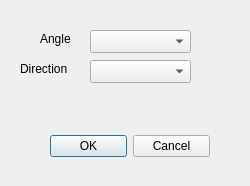
This is Experimental/VaporIntrusionGUI/VaporIntrusionDelegate/WindDialog.ui in perryiv/cadkit as Qt 5 draws it before an edit. The edited form follows.
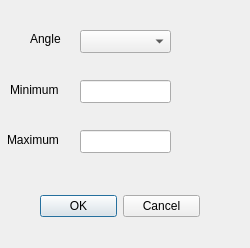
This is the edited form.

Commit message: - implemented wind pressure contours fully

The edit to the form file:
```diff
--- a/Experimental/VaporIntrusionGUI/VaporIntrusionDelegate/WindDialog.ui
+++ b/Experimental/VaporIntrusionGUI/VaporIntrusionDelegate/WindDialog.ui
@@ -6,7 +6,7 @@
     <x>0</x>
     <y>0</y>
     <width>250</width>
-    <height>186</height>
+    <height>248</height>
    </rect>
   </property>
   <property name="windowTitle" >
@@ -15,8 +15,8 @@
   <widget class="QDialogButtonBox" name="buttonBox" >
    <property name="geometry" >
     <rect>
-     <x>50</x>
-     <y>130</y>
+     <x>40</x>
+     <y>190</y>
      <width>160</width>
      <height>32</height>
     </rect>
@@ -31,19 +31,9 @@
   <widget class="QComboBox" name="angleDropDown" >
    <property name="geometry" >
     <rect>
-     <x>90</x>
+     <x>80</x>
      <y>30</y>
-     <width>101</width>
-     <height>23</height>
-    </rect>
-   </property>
-  </widget>
-  <widget class="QComboBox" name="directionDropDown" >
-   <property name="geometry" >
-    <rect>
-     <x>90</x>
-     <y>60</y>
-     <width>101</width>
+     <width>91</width>
      <height>23</height>
     </rect>
    </property>
@@ -51,7 +41,7 @@
   <widget class="QLabel" name="label" >
    <property name="geometry" >
     <rect>
-     <x>40</x>
+     <x>30</x>
      <y>30</y>
      <width>32</width>
      <height>18</height>
@@ -61,17 +51,50 @@
     <string>Angle</string>
    </property>
   </widget>
+  <widget class="QLineEdit" name="_minTextBox" >
+   <property name="geometry" >
+    <rect>
+     <x>80</x>
+     <y>80</y>
+     <width>91</width>
+     <height>23</height>
+    </rect>
+   </property>
+  </widget>
   <widget class="QLabel" name="label_2" >
    <property name="geometry" >
     <rect>
-     <x>20</x>
-     <y>60</y>
-     <width>50</width>
-     <height>18</height>
+     <x>10</x>
+     <y>80</y>
+     <width>52</width>
+     <height>20</height>
     </rect>
    </property>
    <property name="text" >
-    <string>Direction</string>
+    <string>Minimum</string>
+   </property>
+  </widget>
+  <widget class="QLabel" name="label_3" >
+   <property name="geometry" >
+    <rect>
+     <x>7</x>
+     <y>130</y>
+     <width>55</width>
+     <height>20</height>
+    </rect>
+   </property>
+   <property name="text" >
+    <string>Maximum</string>
+   </property>
+  </widget>
+  <widget class="QLineEdit" name="_maxTextBox" >
+   <property name="geometry" >
+    <rect>
+     <x>80</x>
+     <y>130</y>
+     <width>91</width>
+     <height>23</height>
+    </rect>
    </property>
   </widget>
  </widget>
```
The commit also changes 6 other files.
